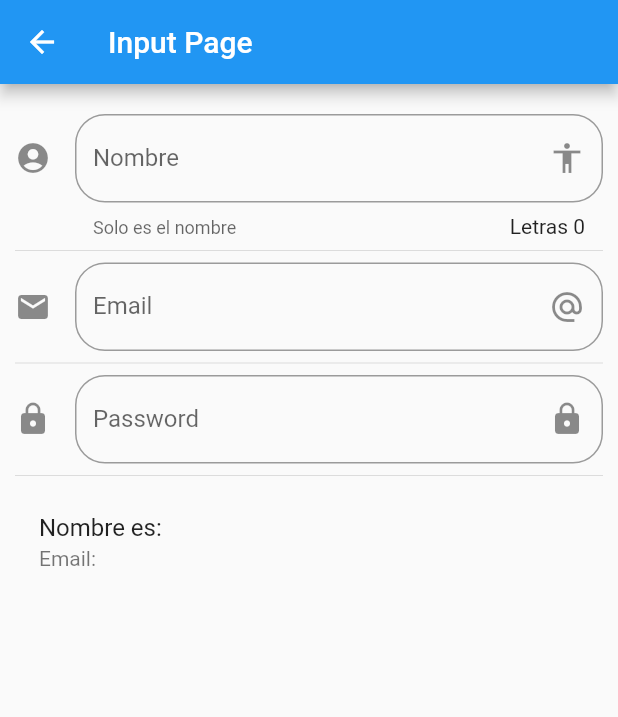
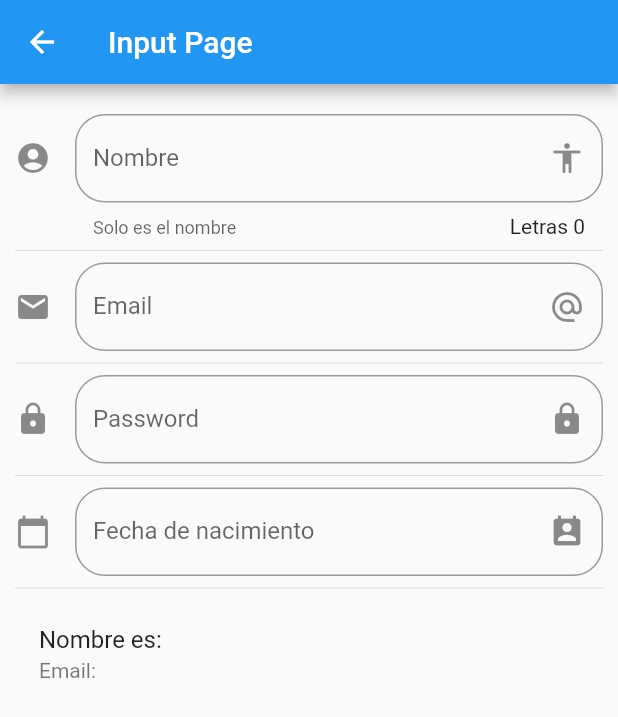
Before and after one commit to leopg17/componentes2, a Flutter app: the screen it shows after launch, after a tap on "Inputs", on a phone screen of 412 x 824 dp. Shown: the top 717 px of the screen. Run offline on Flutter 3.47's test engine with Material 2 defaults, Android fonts, the phone set to English and light mode, and no system bars; network calls fail.

Commit message:
DatePicker y Lenguaje ES DatePicker

```diff
--- a/lib/main.dart
+++ b/lib/main.dart
@@ -1,4 +1,5 @@
 import 'package:flutter/material.dart';
+import 'package:flutter_localizations/flutter_localizations.dart';
 
 import 'package:componentes2/src/pages/alert_page.dart';
 import 'package:componentes2/src/routes/routes.dart';
@@ -10,6 +11,12 @@ class MyApp extends StatelessWidget {
   @override
   Widget build(BuildContext context) {
     return MaterialApp(
+      localizationsDelegates: [
+   // ... app-specific localization delegate[s] here
+        GlobalMaterialLocalizations.delegate,
+        GlobalWidgetsLocalizations.delegate,
+        GlobalCupertinoLocalizations.delegate,
+      ],
       debugShowCheckedModeBanner: false,
       title: 'Componentes App',
       //home: HomePage()
@@ -20,6 +27,13 @@ class MyApp extends StatelessWidget {
         return MaterialPageRoute(
           builder: (BuildContext context)=> AlertPage());
       },
+      supportedLocales: [
+        const Locale('en'), // English
+        const Locale('es'), // Spanish
+        // ... other locales the app supports
+      ],
     );
+
+
   }
 }
--- a/lib/src/pages/input_page.dart
+++ b/lib/src/pages/input_page.dart
@@ -1,4 +1,5 @@
 import 'package:flutter/material.dart';
+
 
 class InputPage extends StatefulWidget {
   @override
@@ -9,7 +10,9 @@ class _InputPageState extends State<InputPage> {
 
   String _nombre = '';
   String _email = '';
-  String _password = '';
+  String _password = "";
+  String _fecha = "";
+  TextEditingController _inputFieldDateController = new TextEditingController();
 
   @override
   Widget build(BuildContext context) {
@@ -25,6 +28,8 @@ class _InputPageState extends State<InputPage> {
           _crearEmail(),
           Divider(),
           _crearPassword(),
+          Divider(),
+          _crearFecha(context),
           Divider(),
           _crearPersona(),
         ],
@@ -106,4 +111,45 @@ class _InputPageState extends State<InputPage> {
 
     );
   }
+
+  Widget _crearFecha(BuildContext context) {
+    return TextField(
+      enableInteractiveSelection: false,
+      controller: _inputFieldDateController,
+      decoration: InputDecoration(
+        border: OutlineInputBorder(
+          borderRadius: BorderRadius.circular(20.0)
+        ),
+        hintText: 'Fecha de nacimiento',
+        labelText: 'Fecha de nacimiento',
+        suffixIcon: Icon(Icons.perm_contact_calendar),
+        icon: Icon(Icons.calendar_today)
+      ),
+      onTap: (){
+        FocusScope.of(context).requestFocus(new FocusNode());
+        _selecDate(context);
+      },
+
+
+
+    );
+  }
+
+  _selecDate(BuildContext context) async {
+    DateTime picked = await showDatePicker(
+      context: context,
+      initialDate: new DateTime.now(),
+      firstDate: new DateTime(1980),
+      lastDate: new DateTime(2025),
+      locale: Locale('es', 'ES')
+    );
+
+    if( picked !=null) {
+      setState(() {
+        _fecha = picked.toString();
+        _inputFieldDateController.text = _fecha;
+      });
+    }
+
+  }
 }
--- a/pubspec.yaml
+++ b/pubspec.yaml
@@ -19,6 +19,10 @@ environment:
 dependencies:
   flutter:
     sdk: flutter
+  flutter_localizations:
+    sdk: flutter
+
+
 
   # The following adds the Cupertino Icons font to your application.
   # Use with the CupertinoIcons class for iOS style icons.
```
Also changed, not shown: pubspec.lock.
